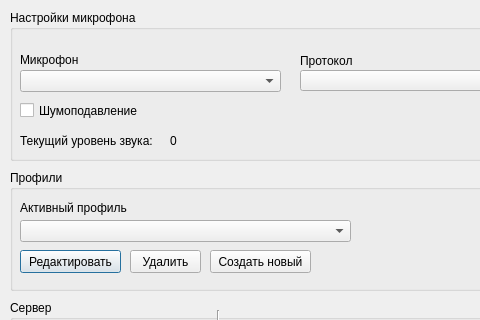
First picture: the form in app/ui/main.ui, repository ENCIDI/PNG-Streamer, before the edit; both pictures show x 0 to 480 and y 0 to 320 of the 569 by 569 pixel window.
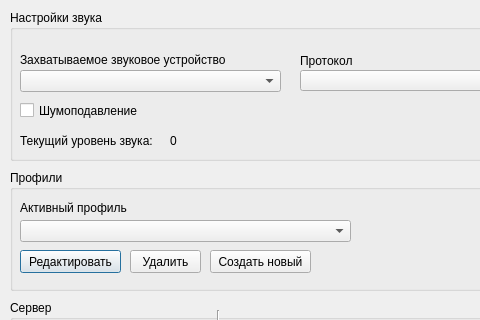
Second picture: the form after the edit.

```diff
--- a/app/ui/main.ui
+++ b/app/ui/main.ui
@@ -35,7 +35,7 @@
     </rect>
    </property>
    <property name="title">
-    <string>Настройки микрофона</string>
+    <string>Настройки звука</string>
    </property>
    <widget class="QComboBox" name="microChoose">
     <property name="geometry">
@@ -114,12 +114,12 @@
      <rect>
       <x>10</x>
       <y>40</y>
-      <width>81</width>
+      <width>261</width>
       <height>20</height>
      </rect>
     </property>
     <property name="text">
-     <string>Микрофон</string>
+     <string>Захватываемое звуковое устройство</string>
     </property>
    </widget>
   </widget>
```
